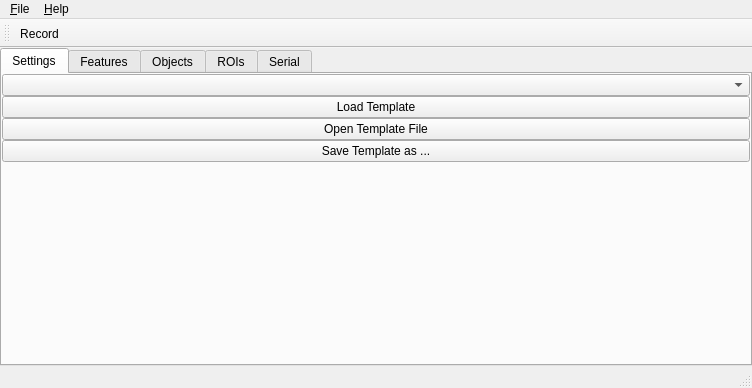
First picture: the form in ui/mainUi.ui, repository wonkoderverstaendige/Spotter, before the edit.
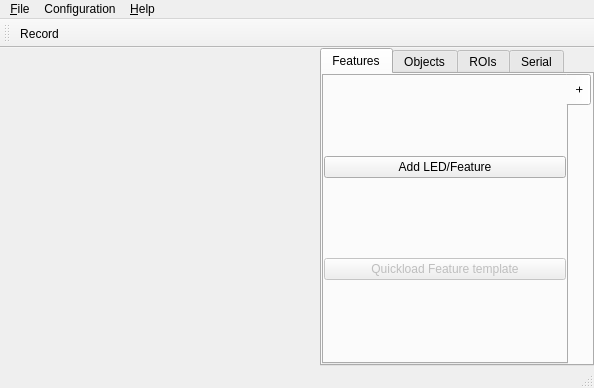
Second picture: the form after the edit. Icons and pictures are not drawn.

Commit message:
Removed settings tab and other small stuff
Various small items which should have been individual commits. Shame on
me.

Diff of the .ui file:
```diff
--- a/ui/mainUi.ui
+++ b/ui/mainUi.ui
@@ -6,7 +6,7 @@
    <rect>
     <x>0</x>
     <y>0</y>
-    <width>752</width>
+    <width>594</width>
     <height>388</height>
    </rect>
   </property>
@@ -49,7 +49,7 @@
         </property>
         <property name="sizeHint" stdset="0">
          <size>
-          <width>0</width>
+          <width>320</width>
           <height>0</height>
          </size>
         </property>
@@ -85,86 +85,13 @@
         </property>
         <property name="minimumSize">
          <size>
-          <width>320</width>
-          <height>300</height>
+          <width>270</width>
+          <height>0</height>
          </size>
         </property>
         <property name="currentIndex">
          <number>0</number>
         </property>
-        <widget class="QWidget" name="widget_settings">
-         <attribute name="title">
-          <string>Settings</string>
-         </attribute>
-         <layout class="QGridLayout" name="gridLayout_2">
-          <property name="margin">
-           <number>0</number>
-          </property>
-          <property name="spacing">
-           <number>0</number>
-          </property>
-          <item row="1" column="0">
-           <layout class="QGridLayout" name="gridLayout_3">
-            <item row="3" column="0">
-             <widget class="QPushButton" name="btn_template_file">
-              <property name="sizePolicy">
-               <sizepolicy hsizetype="MinimumExpanding" vsizetype="Fixed">
-                <horstretch>0</horstretch>
-                <verstretch>0</verstretch>
-               </sizepolicy>
-              </property>
-              <property name="text">
-               <string>Open Template File</string>
-              </property>
-             </widget>
-            </item>
-            <item row="0" column="0">
-             <widget class="QComboBox" name="combo_templates">
-              <property name="sizePolicy">
-               <sizepolicy hsizetype="MinimumExpanding" vsizetype="Fixed">
-                <horstretch>0</horstretch>
-                <verstretch>0</verstretch>
-               </sizepolicy>
-              </property>
-             </widget>
-            </item>
-            <item row="1" column="0">
-             <widget class="QPushButton" name="btn_load_template">
-              <property name="sizePolicy">
-               <sizepolicy hsizetype="MinimumExpanding" vsizetype="Fixed">
-                <horstretch>0</horstretch>
-                <verstretch>0</verstretch>
-               </sizepolicy>
-              </property>
-              <property name="text">
-               <string>Load Template</string>
-              </property>
-             </widget>
-            </item>
-            <item row="5" column="0">
-             <spacer name="verticalSpacer">
-              <property name="orientation">
-               <enum>Qt::Vertical</enum>
-              </property>
-              <property name="sizeHint" stdset="0">
-               <size>
-                <width>20</width>
-                <height>40</height>
-               </size>
-              </property>
-             </spacer>
-            </item>
-            <item row="4" column="0">
-             <widget class="QPushButton" name="btn_save_template">
-              <property name="text">
-               <string>Save Template as ...</string>
-              </property>
-             </widget>
-            </item>
-           </layout>
-          </item>
-         </layout>
-        </widget>
         <widget class="QWidget" name="widget_features">
          <attribute name="title">
           <string>Features</string>
@@ -198,8 +125,11 @@
               <string>+</string>
              </attribute>
              <layout class="QVBoxLayout" name="verticalLayout_2">
-              <property name="leftMargin">
-               <number>9</number>
+              <property name="spacing">
+               <number>0</number>
+              </property>
+              <property name="margin">
+               <number>0</number>
               </property>
               <item>
                <widget class="QPushButton" name="btn_new_feature_tab">
@@ -370,7 +300,7 @@
     <rect>
      <x>0</x>
      <y>0</y>
-     <width>752</width>
+     <width>594</width>
      <height>21</height>
     </rect>
    </property>
@@ -410,7 +340,17 @@
     </property>
     <addaction name="actionAbout"/>
    </widget>
+   <widget class="QMenu" name="menuTemplate">
+    <property name="title">
+     <string>Configuration</string>
+    </property>
+    <addaction name="actionLoadConfig"/>
+    <addaction name="actionSaveConfig"/>
+    <addaction name="separator"/>
+    <addaction name="actionResetConfig"/>
+   </widget>
    <addaction name="menu_File"/>
+   <addaction name="menuTemplate"/>
    <addaction name="menuHelp"/>
   </widget>
   <widget class="QStatusBar" name="statusbar"/>
```
Left out of the diff: 60 changed lines with no effect on the pictures. The commit also changes 11 other files.
